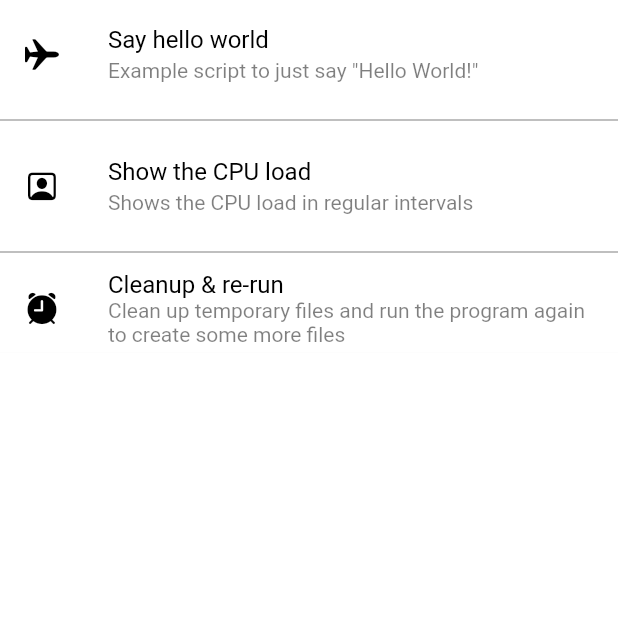
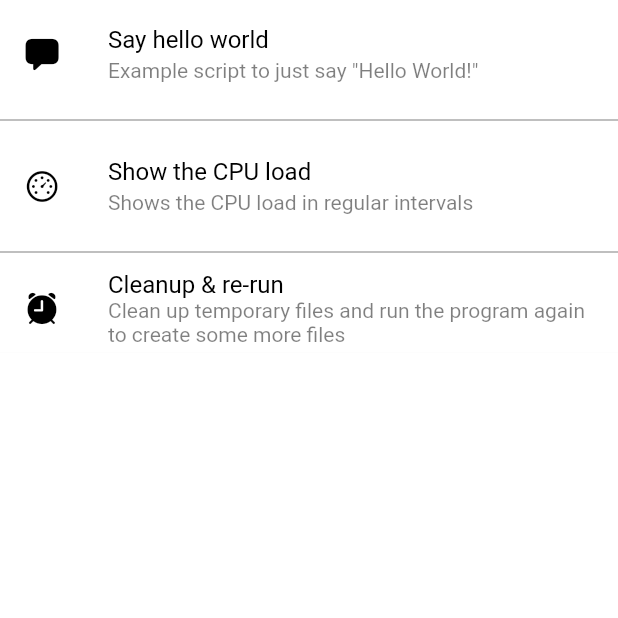
Before and after one commit to yohummus/pipe2phone, a Flutter app: the screen it shows after launch, on a phone screen of 412 x 824 dp, the top half of it. Run offline on Flutter 3.47's test engine with Material 2 defaults, Android fonts, the phone set to English and light mode, and no system bars.

```diff
--- a/flutter_app/lib/scripts_page.dart
+++ b/flutter_app/lib/scripts_page.dart
@@ -11,12 +11,12 @@ class ScriptsPage extends StatelessWidget {
       {
         'title': 'Say hello world',
         'description': 'Example script to just say "Hello World!"',
-        'icon': CupertinoIcons.airplane,
+        'icon': CupertinoIcons.bubble_left_fill,
       },
       {
         'title': 'Show the CPU load',
         'description': 'Shows the CPU load in regular intervals',
-        'icon': CupertinoIcons.person_crop_square,
+        'icon': CupertinoIcons.speedometer,
       },
       {
         'title': 'Cleanup & re-run',
```
Also changed, not shown: 2 other files.
